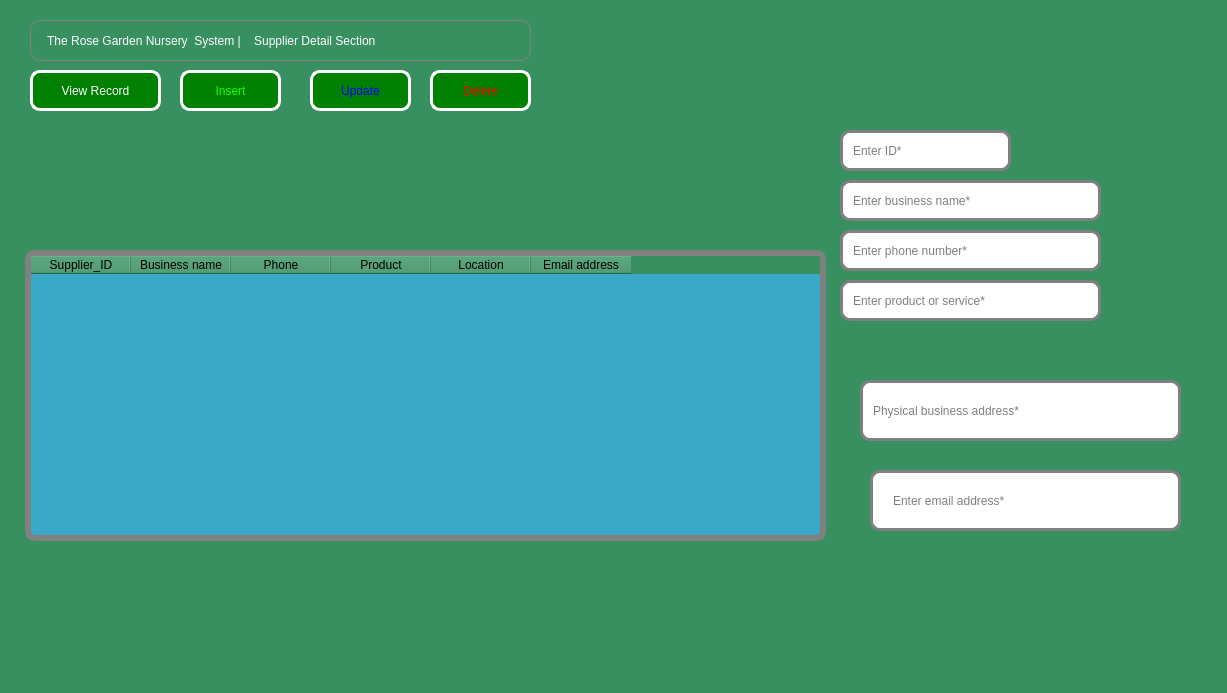
Above: suppliers.ui from Rabsoninnora/RoseGardenPlantCareSystem before the change. Below: the same form after it.
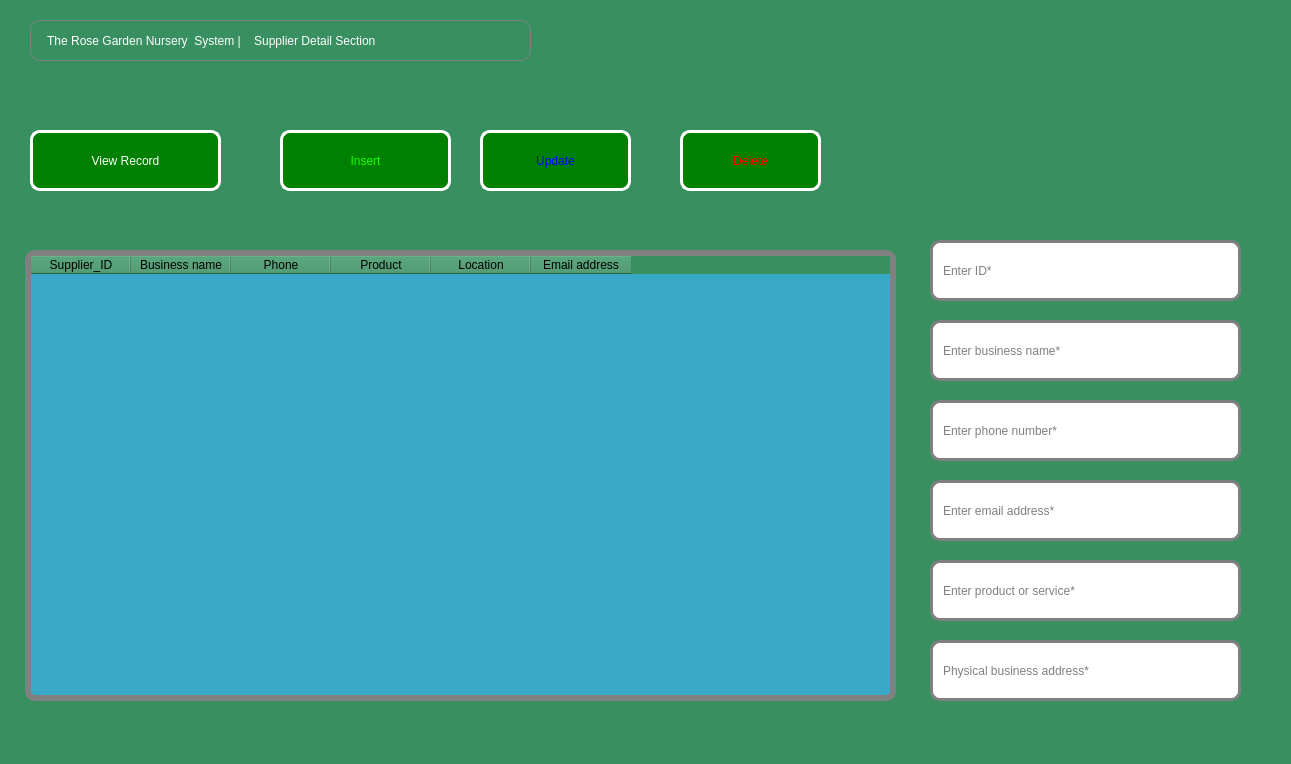
That is the form after the change. Icons and pictures are not drawn.

```diff
--- a/suppliers.ui
+++ b/suppliers.ui
@@ -6,8 +6,8 @@
    <rect>
     <x>0</x>
     <y>0</y>
-    <width>1227</width>
-    <height>693</height>
+    <width>1291</width>
+    <height>764</height>
    </rect>
   </property>
   <property name="windowTitle">
@@ -44,9 +44,9 @@
    <property name="geometry">
     <rect>
      <x>30</x>
-     <y>70</y>
-     <width>131</width>
-     <height>41</height>
+     <y>130</y>
+     <width>191</width>
+     <height>61</height>
     </rect>
    </property>
    <property name="styleSheet">
@@ -69,10 +69,10 @@
   <widget class="QPushButton" name="btn_Insert_Supplier">
    <property name="geometry">
     <rect>
-     <x>180</x>
-     <y>70</y>
-     <width>101</width>
-     <height>41</height>
+     <x>280</x>
+     <y>130</y>
+     <width>171</width>
+     <height>61</height>
     </rect>
    </property>
    <property name="styleSheet">
@@ -95,10 +95,10 @@
   <widget class="QPushButton" name="btn_Update_Supplier">
    <property name="geometry">
     <rect>
-     <x>310</x>
-     <y>70</y>
-     <width>101</width>
-     <height>41</height>
+     <x>480</x>
+     <y>130</y>
+     <width>151</width>
+     <height>61</height>
     </rect>
    </property>
    <property name="styleSheet">
@@ -121,10 +121,10 @@
   <widget class="QPushButton" name="btn_Delete_Supplier">
    <property name="geometry">
     <rect>
-     <x>430</x>
-     <y>70</y>
-     <width>101</width>
-     <height>41</height>
+     <x>680</x>
+     <y>130</y>
+     <width>141</width>
+     <height>61</height>
     </rect>
    </property>
    <property name="styleSheet">
@@ -147,10 +147,10 @@
   <widget class="QLineEdit" name="lineEdit_SupplierID">
    <property name="geometry">
     <rect>
-     <x>840</x>
-     <y>130</y>
-     <width>171</width>
-     <height>41</height>
+     <x>930</x>
+     <y>240</y>
+     <width>311</width>
+     <height>61</height>
     </rect>
    </property>
    <property name="styleSheet">
@@ -171,10 +171,10 @@
   <widget class="QLineEdit" name="lineEdit_Supplier_Legal_Name">
    <property name="geometry">
     <rect>
-     <x>840</x>
-     <y>180</y>
-     <width>261</width>
-     <height>41</height>
+     <x>930</x>
+     <y>320</y>
+     <width>311</width>
+     <height>61</height>
     </rect>
    </property>
    <property name="styleSheet">
@@ -195,10 +195,10 @@
   <widget class="QLineEdit" name="lineEdit_Phone">
    <property name="geometry">
     <rect>
-     <x>840</x>
-     <y>230</y>
-     <width>261</width>
-     <height>41</height>
+     <x>930</x>
+     <y>400</y>
+     <width>311</width>
+     <height>61</height>
     </rect>
    </property>
    <property name="styleSheet">
@@ -219,10 +219,10 @@
   <widget class="QLineEdit" name="lineEdit_Product">
    <property name="geometry">
     <rect>
-     <x>840</x>
-     <y>280</y>
-     <width>261</width>
-     <height>41</height>
+     <x>930</x>
+     <y>560</y>
+     <width>311</width>
+     <height>61</height>
     </rect>
    </property>
    <property name="styleSheet">
@@ -243,9 +243,9 @@
   <widget class="QLineEdit" name="lineEdit_address">
    <property name="geometry">
     <rect>
-     <x>860</x>
-     <y>380</y>
-     <width>321</width>
+     <x>930</x>
+     <y>640</y>
+     <width>311</width>
      <height>61</height>
     </rect>
    </property>
@@ -267,22 +267,20 @@
   <widget class="QLineEdit" name="lineEdit_email">
    <property name="geometry">
     <rect>
-     <x>870</x>
-     <y>470</y>
+     <x>930</x>
+     <y>480</y>
      <width>311</width>
      <height>61</height>
     </rect>
    </property>
    <property name="styleSheet">
     <string notr="true">
-
-
  QLineEdit {
   border:3px solid gray;
   border-radius: 10px;
-  padding: 8px 18px;
+  padding: 8px 8px;
   background: rgb(255, 255, 255);
-  font: 700 12pt ;
+  font: 500 12pt ;
   color: rgb(0, 0, 0);;
 }</string>
    </property>
@@ -295,8 +293,8 @@
     <rect>
      <x>25</x>
      <y>250</y>
-     <width>801</width>
-     <height>291</height>
+     <width>871</width>
+     <height>451</height>
     </rect>
    </property>
    <property name="styleSheet">
```
Left out of the diff: 6 changed lines with no effect on the pictures.
